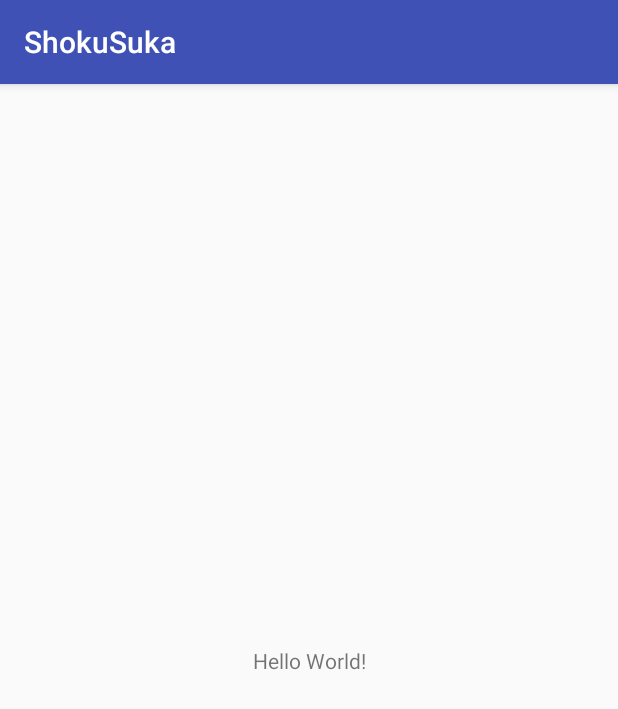
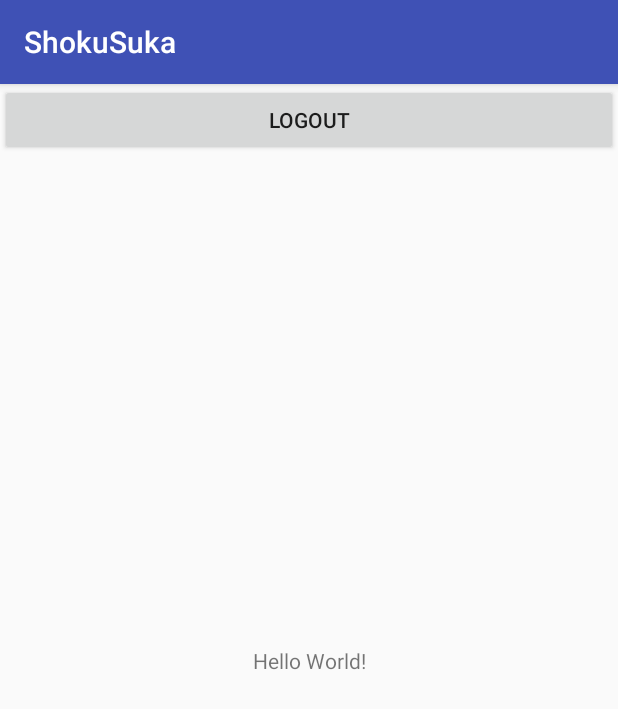
Before and after one commit to HakoSuka-MiuraHack/ShokuSuka-Android, an Android app: the screen it shows after launch (MainActivity), on a phone screen of 412 x 824 dp. Shown: the top 709 px of the screen. Run offline under Robolectric (Android 15) with nearby library versions, the phone set to English and light mode, and no system bars; libraries missing offline, so code that uses them is left out: com.facebook, com.facebook.login; 1 statement that could not run was skipped.

Commit message:
ログイン機能とログアウト機能を追加

```diff
--- a/app/build.gradle
+++ b/app/build.gradle
@@ -30,9 +30,9 @@ dependencies {
     })
     compile 'com.android.support:appcompat-v7:25.3.0'
     compile 'com.android.support.constraint:constraint-layout:1.0.2'
-    testCompile 'junit:junit:4.12'
     compile 'com.facebook.android:facebook-android-sdk:4.20.0'
     compile 'com.amazonaws:aws-android-sdk-core:[2.2,3.0)'
     compile 'com.amazonaws:aws-android-sdk-s3:[2.2,3.0)'
     compile 'com.amazonaws:aws-android-sdk-pinpoint:[2.2,3.0)'
+    testCompile 'junit:junit:4.12'
 }
--- a/app/src/main/java/android/shokusuka/miurahack/com/shokusuka/MainActivity.java
+++ b/app/src/main/java/android/shokusuka/miurahack/com/shokusuka/MainActivity.java
@@ -1,7 +1,12 @@
 package android.shokusuka.miurahack.com.shokusuka;
 
+import android.content.Intent;
+import android.os.Bundle;
 import android.support.v7.app.AppCompatActivity;
-import android.os.Bundle;
+import android.view.View;
+
+import com.facebook.AccessToken;
+import com.facebook.login.LoginManager;
 
 public class MainActivity extends AppCompatActivity {
 
@@ -9,5 +14,24 @@ public class MainActivity extends AppCompatActivity {
     protected void onCreate(Bundle savedInstanceState) {
         super.onCreate(savedInstanceState);
         setContentView(R.layout.activity_main);
+
+        checkFacebookLogin();
+        setLogoutButton();
+    }
+
+    private void checkFacebookLogin() {
+        if (AccessToken.getCurrentAccessToken() == null) {
+            startActivity(new Intent(getApplication(), FacebookLoginActivity.class));
+        }
+    }
+
+    private void setLogoutButton() {
+        findViewById(R.id.logout_button).setOnClickListener(new View.OnClickListener() {
+            @Override
+            public void onClick(View view) {
+                LoginManager.getInstance().logOut();
+            }
+        });
+
     }
 }
--- a/app/src/main/res/layout/activity_main.xml
+++ b/app/src/main/res/layout/activity_main.xml
@@ -15,4 +15,10 @@
         app:layout_constraintRight_toRightOf="parent"
         app:layout_constraintTop_toTopOf="parent" />
 
+    <Button
+        android:id="@+id/logout_button"
+        android:layout_width="match_parent"
+        android:layout_height="wrap_content"
+        android:text="@string/logout" />
+
 </android.support.constraint.ConstraintLayout>
--- a/app/src/main/res/values/strings.xml
+++ b/app/src/main/res/values/strings.xml
@@ -1,4 +1,5 @@
 <resources>
     <string name="app_name">ShokuSuka</string>
     <string name="facebook_app_id">1121827291273203</string>
+    <string name="logout">Logout</string>
 </resources>
```
Also changed, not shown: app/src/main/AndroidManifest.xml (+5 -2 lines), app/src/main/java/android/shokusuka/miurahack/com/shokusuka/FacebookLoginActivity.java (added, +40 -0 lines), app/src/main/res/layout/activity_facebook_login.xml (added, +17 -0 lines).
